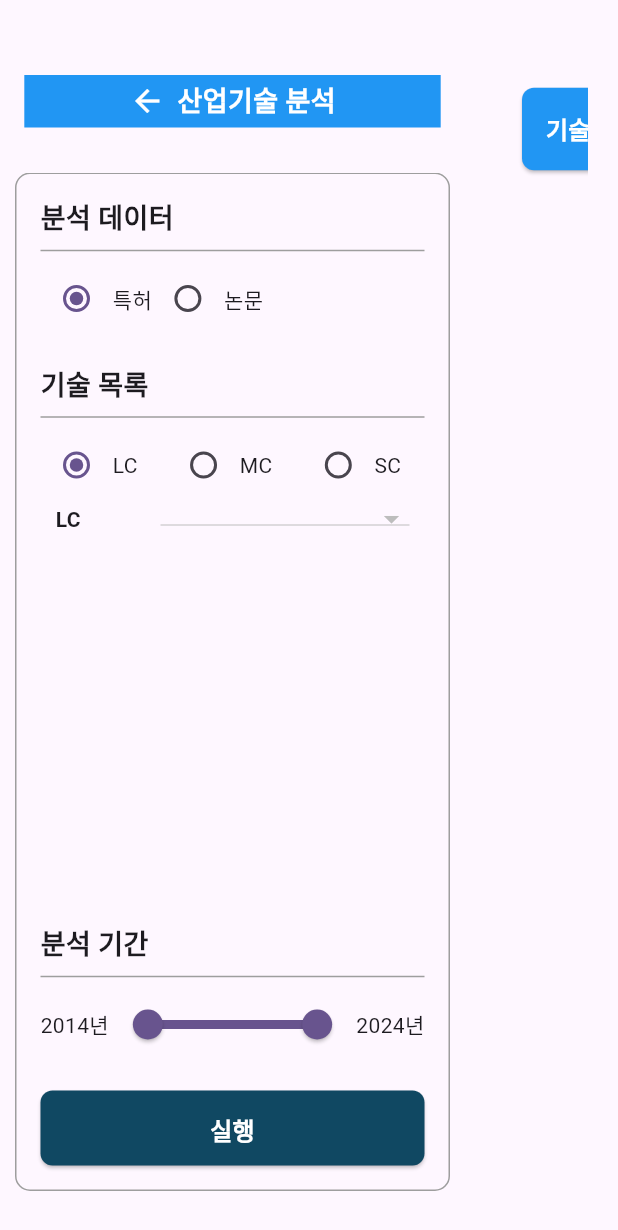
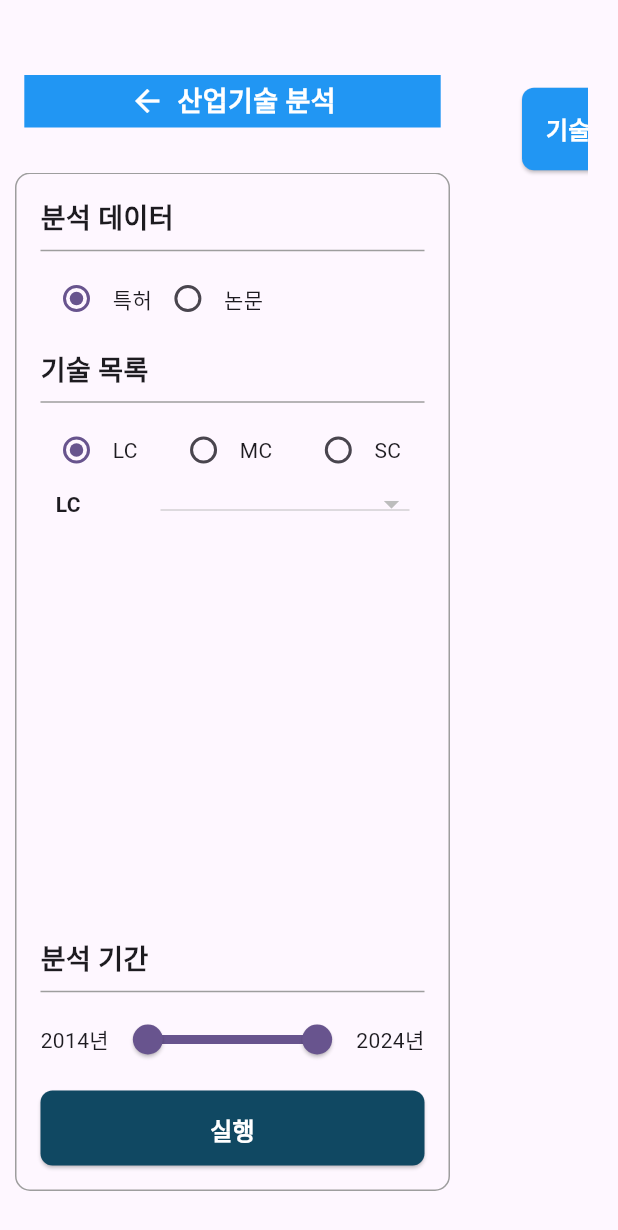
Before and after one commit to dialer77/flutter_application_data_chart_viewer, a Flutter app: the ChartPage widget shown alone on an empty page, opened directly with empty values, on a phone screen of 412 x 824 dp. Shown: the top 1230 px of the screen. Run offline on Flutter 3.47's test engine with Material 3 defaults, Android fonts, the phone set to English and light mode, and no system bars; our stand-ins replace fl_chart; missing offline and left inert: excel, window_size.

Commit message:
Table 위치 확인

```diff
--- a/lib/pages/chart_page.dart
+++ b/lib/pages/chart_page.dart
@@ -167,21 +167,21 @@ class _ChartPageState extends State<ChartPage>
                         crossAxisAlignment: CrossAxisAlignment.start,
                         children: [
                           AnalysisDataWidget(category: widget.category),
-                          const SizedBox(height: 20),
+                          const SizedBox(height: 10),
                           TechListWidget(category: widget.category),
                           if (widget.category == AnalysisCategory.countryTech ||
                               widget.category == AnalysisCategory.companyTech ||
                               widget.category == AnalysisCategory.academicTech)
                             Column(
                               children: [
-                                const SizedBox(height: 20),
+                                const SizedBox(height: 10),
                                 AnalysisTargetWidget(category: widget.category),
                               ],
                             ),
-                          const SizedBox(height: 20),
+                          const SizedBox(height: 10),
                           const Spacer(),
                           const AnalysisPeriodWidget(),
-                          const SizedBox(height: 20),
+                          const SizedBox(height: 10),
                           SizedBox(
                             width: double.infinity,
                             height: 50,
--- a/lib/repositories/analysis_data_repository.dart
+++ b/lib/repositories/analysis_data_repository.dart
@@ -24,9 +24,7 @@ class AnalysisDataRepository {
 
     try {
       final bytes = await rootBundle.load(path);
-      final stopwatch = Stopwatch()..start();
       final excel = Excel.decodeBytes(bytes.buffer.asUint8List());
-      print('Excel decoding took: ${stopwatch.elapsedMilliseconds}ms');
 
       final Map<String, List<Map<String, dynamic>>> sheetResults = {};
 
@@ -54,7 +52,6 @@ class AnalysisDataRepository {
 
       return sheetResults;
     } catch (e) {
-      print('Error loading file: $e');
       throw Exception(
           'Failed to load ${dataType.name} database: ${e.toString()}');
     }
--- a/lib/widgets/analysis_data_widget.dart
+++ b/lib/widgets/analysis_data_widget.dart
@@ -79,7 +79,6 @@ class _AnalysisDataWidgetState extends State<AnalysisDataWidget> {
             ...AnalysisDataType.values.map(
               (option) => Opacity(
                 opacity: availableOptions.contains(option) ? 1.0 : 0.0,
-                child: Expanded(
                 child: Row(
                   mainAxisAlignment: MainAxisAlignment.start,
                   mainAxisSize: MainAxisSize.min,
@@ -100,7 +99,6 @@ class _AnalysisDataWidgetState extends State<AnalysisDataWidget> {
                 ),
               ),
             ),
-            ),
           ],
         ),
       ],
--- a/lib/widgets/techlist_widget.dart
+++ b/lib/widgets/techlist_widget.dart
@@ -70,7 +70,7 @@ class _TechListWidgetState extends State<TechListWidget> {
           return [TechListType.lc, TechListType.mc, TechListType.sc];
         }
       case AnalysisCategory.countryTech:
-        return [TechListType.lc, TechListType.mc];
+        return [TechListType.lc, TechListType.mc, TechListType.sc];
       case AnalysisCategory.companyTech:
         return [TechListType.lc];
       case AnalysisCategory.academicTech:
@@ -219,7 +219,6 @@ class _TechListWidgetState extends State<TechListWidget> {
             ...TechListType.values.map(
               (option) => Opacity(
                 opacity: availableOptions.contains(option) ? 1.0 : 0.0,
-                child: Expanded(
                 child: Row(
                   mainAxisAlignment: MainAxisAlignment.start,
                   mainAxisSize: MainAxisSize.min,
@@ -239,7 +238,6 @@ class _TechListWidgetState extends State<TechListWidget> {
                 ),
               ),
             ),
-            ),
           ],
         ),
         _buildAdditionalControls(),
```
Also changed, not shown: lib/providers/analysis_data_provider.dart (+0 -9 lines), lib/widgets/chart_widget.dart (+9 -6 lines). Lines whose indentation alone changed are shown as unchanged.
